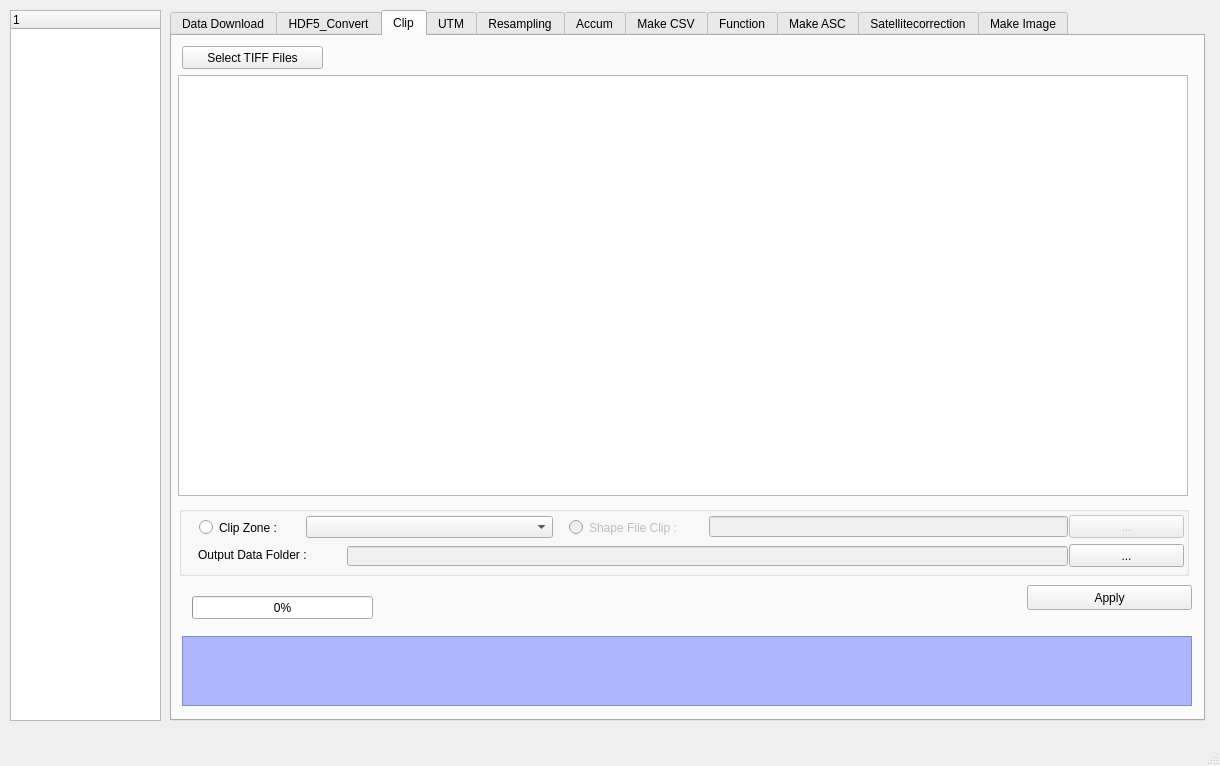
Old version of the form GPM_dialog_base.ui in the repository hermesys2017/GPM.
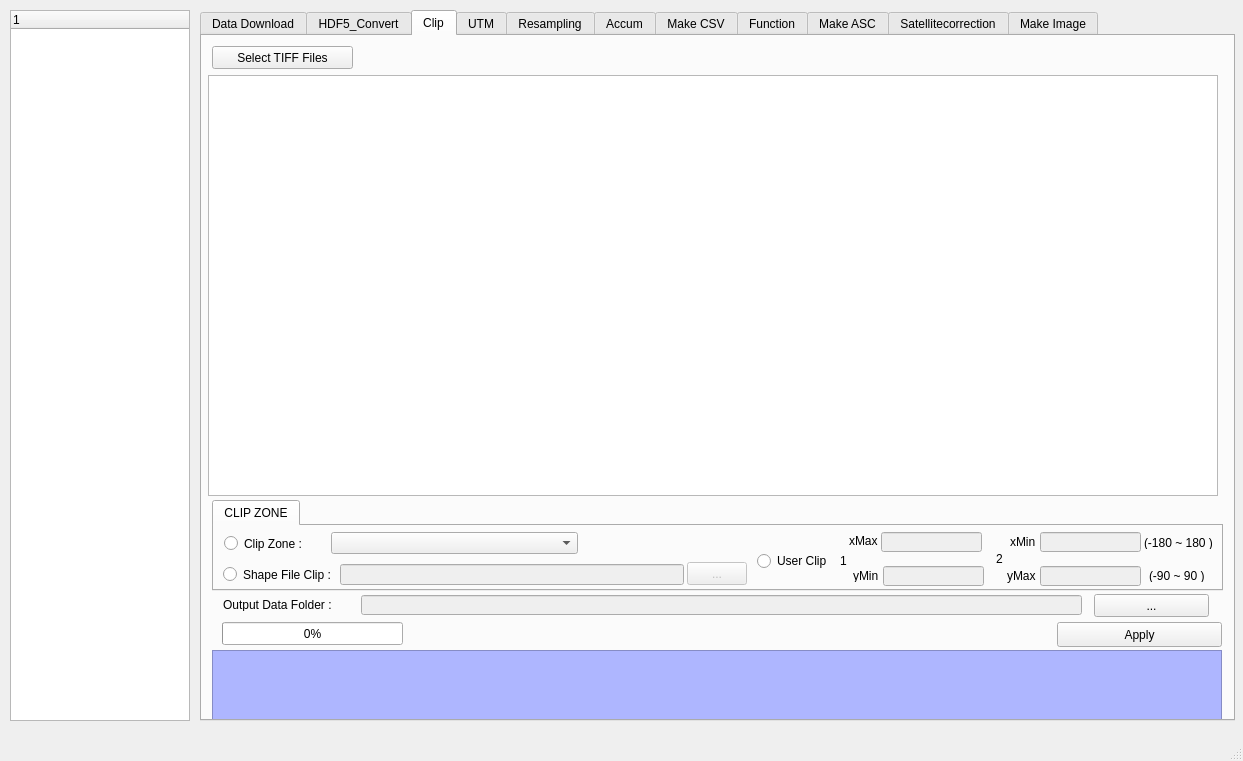
New version of the form. The open tabs and pages were chosen to show the change. Custom widgets are drawn as their Qt base class.

Commit message: 20190102 배포용 GPM-v0.0.20, data download 경로 수정본

```diff
--- a/GPM_dialog_base.ui
+++ b/GPM_dialog_base.ui
@@ -6,8 +6,8 @@
    <rect>
     <x>0</x>
     <y>0</y>
-    <width>1220</width>
-    <height>766</height>
+    <width>1243</width>
+    <height>761</height>
    </rect>
   </property>
   <property name="sizePolicy">
@@ -16,28 +16,28 @@
     <verstretch>0</verstretch>
    </sizepolicy>
   </property>
-  <property name="minimumSize">
-   <size>
-    <width>0</width>
-    <height>0</height>
-   </size>
-  </property>
-  <property name="baseSize">
-   <size>
-    <width>0</width>
-    <height>-1</height>
-   </size>
+  <property name="mouseTracking">
+   <bool>false</bool>
   </property>
   <property name="windowTitle">
    <string>KICT GPM</string>
   </property>
+  <property name="autoFillBackground">
+   <bool>true</bool>
+  </property>
+  <property name="toolButtonStyle">
+   <enum>Qt::ToolButtonIconOnly</enum>
+  </property>
+  <property name="tabShape">
+   <enum>QTabWidget::Rounded</enum>
+  </property>
   <widget class="QWidget" name="centralwidget">
    <widget class="QTreeWidget" name="treeWidget">
     <property name="geometry">
      <rect>
       <x>10</x>
       <y>10</y>
-      <width>151</width>
+      <width>180</width>
       <height>711</height>
      </rect>
     </property>
@@ -50,7 +50,7 @@
    <widget class="QTabWidget" name="tabWidget">
     <property name="geometry">
      <rect>
-      <x>170</x>
+      <x>200</x>
       <y>10</y>
       <width>1035</width>
       <height>711</height>
@@ -402,148 +402,11 @@
      <attribute name="title">
       <string>Clip</string>
      </attribute>
-     <widget class="QGroupBox" name="groupBox">
-      <property name="geometry">
-       <rect>
-        <x>7</x>
-        <y>470</y>
-        <width>1010</width>
-        <height>70</height>
-       </rect>
-      </property>
-      <property name="title">
-       <string/>
-      </property>
-      <widget class="QPushButton" name="btn_Output_Folder">
-       <property name="geometry">
-        <rect>
-         <x>890</x>
-         <y>38</y>
-         <width>115</width>
-         <height>23</height>
-        </rect>
-       </property>
-       <property name="text">
-        <string>...</string>
-       </property>
-      </widget>
-      <widget class="QComboBox" name="cmb_clip_zone">
-       <property name="geometry">
-        <rect>
-         <x>127</x>
-         <y>10</y>
-         <width>247</width>
-         <height>22</height>
-        </rect>
-       </property>
-      </widget>
-      <widget class="QRadioButton" name="rdo_Combo_Clip">
-       <property name="geometry">
-        <rect>
-         <x>20</x>
-         <y>13</y>
-         <width>101</width>
-         <height>17</height>
-        </rect>
-       </property>
-       <property name="text">
-        <string>Clip Zone :</string>
-       </property>
-      </widget>
-      <widget class="QLabel" name="label_9">
-       <property name="geometry">
-        <rect>
-         <x>19</x>
-         <y>43</y>
-         <width>137</width>
-         <height>12</height>
-        </rect>
-       </property>
-       <property name="text">
-        <string>Output Data Folder : </string>
-       </property>
-      </widget>
-      <widget class="QRadioButton" name="rdo_Shape_Clip">
-       <property name="enabled">
-        <bool>false</bool>
-       </property>
-       <property name="geometry">
-        <rect>
-         <x>390</x>
-         <y>13</y>
-         <width>130</width>
-         <height>17</height>
-        </rect>
-       </property>
-       <property name="text">
-        <string>Shape File Clip : </string>
-       </property>
-       <property name="checkable">
-        <bool>true</bool>
-       </property>
-       <property name="checked">
-        <bool>false</bool>
-       </property>
-       <property name="autoExclusive">
-        <bool>true</bool>
-       </property>
-      </widget>
-      <widget class="QPushButton" name="btn_shape_dialog">
-       <property name="enabled">
-        <bool>false</bool>
-       </property>
-       <property name="geometry">
-        <rect>
-         <x>890</x>
-         <y>9</y>
-         <width>115</width>
-         <height>23</height>
-        </rect>
-       </property>
-       <property name="text">
-        <string>...</string>
-       </property>
-      </widget>
-      <widget class="QLineEdit" name="txt_Shape_path">
-       <property name="enabled">
-        <bool>false</bool>
-       </property>
-       <property name="geometry">
-        <rect>
-         <x>530</x>
-         <y>10</y>
-         <width>359</width>
-         <height>21</height>
-        </rect>
-       </property>
-      </widget>
-      <widget class="QLineEdit" name="txt_output_clip">
-       <property name="enabled">
-        <bool>false</bool>
-       </property>
-       <property name="geometry">
-        <rect>
-         <x>168</x>
-         <y>40</y>
-         <width>721</width>
-         <height>20</height>
-        </rect>
-       </property>
-      </widget>
-      <zorder>rdo_Shape_Clip</zorder>
-      <zorder>btn_Output_Folder</zorder>
-      <zorder>cmb_clip_zone</zorder>
-      <zorder>rdo_Combo_Clip</zorder>
-      <zorder>label_9</zorder>
-      <zorder>btn_shape_dialog</zorder>
-      <zorder>txt_Shape_path</zorder>
-      <zorder>txt_output_clip</zorder>
-     </widget>
      <widget class="QPushButton" name="btn_apply_clip">
       <property name="geometry">
        <rect>
         <x>855</x>
-        <y>549</y>
+        <y>586</y>
         <width>165</width>
         <height>25</height>
        </rect>
@@ -575,7 +438,7 @@
       <property name="geometry">
        <rect>
         <x>10</x>
-        <y>600</y>
+        <y>614</y>
         <width>1010</width>
         <height>70</height>
        </rect>
@@ -589,7 +452,7 @@
       <property name="geometry">
        <rect>
         <x>20</x>
-        <y>560</y>
+        <y>586</y>
         <width>181</width>
         <height>23</height>
        </rect>
@@ -611,6 +474,312 @@
        <string>Select TIFF Files</string>
       </property>
      </widget>
+     <widget class="QTabWidget" name="tabWidget_2">
+      <property name="geometry">
+       <rect>
+        <x>10</x>
+        <y>464</y>
+        <width>1011</width>
+        <height>91</height>
+       </rect>
+      </property>
+      <property name="currentIndex">
+       <number>0</number>
+      </property>
+      <widget class="QWidget" name="tab_11">
+       <attribute name="title">
+        <string>CLIP ZONE</string>
+       </attribute>
+       <widget class="QLineEdit" name="txt_Shape_path">
+        <property name="enabled">
+         <bool>false</bool>
+        </property>
+        <property name="geometry">
+         <rect>
+          <x>126</x>
+          <y>38</y>
+          <width>344</width>
+          <height>21</height>
+         </rect>
+        </property>
+       </widget>
+       <widget class="QRadioButton" name="rdo_Shape_Clip">
+        <property name="enabled">
+         <bool>true</bool>
+        </property>
+        <property name="geometry">
+         <rect>
+          <x>9</x>
+          <y>40</y>
+          <width>115</width>
+          <height>17</height>
+         </rect>
+        </property>
+        <property name="text">
+         <string>Shape File Clip : </string>
+        </property>
+        <property name="checkable">
+         <bool>true</bool>
+        </property>
+        <property name="checked">
+         <bool>false</bool>
+        </property>
+        <property name="autoExclusive">
+         <bool>true</bool>
+        </property>
+       </widget>
+       <widget class="QComboBox" name="cmb_clip_zone">
+        <property name="geometry">
+         <rect>
+          <x>117</x>
+          <y>6</y>
+          <width>247</width>
+          <height>22</height>
+         </rect>
+        </property>
+       </widget>
+       <widget class="QPushButton" name="btn_shape_dialog">
+        <property name="enabled">
+         <bool>false</bool>
+        </property>
+        <property name="geometry">
+         <rect>
+          <x>473</x>
+          <y>36</y>
+          <width>60</width>
+          <height>23</height>
+         </rect>
+        </property>
+        <property name="text">
+         <string>...</string>
+        </property>
+       </widget>
+       <widget class="QRadioButton" name="rdo_Combo_Clip">
+        <property name="geometry">
+         <rect>
+          <x>10</x>
+          <y>9</y>
+          <width>101</width>
+          <height>17</height>
+         </rect>
+        </property>
+        <property name="text">
+         <string>Clip Zone :</string>
+        </property>
+       </widget>
+       <widget class="QRadioButton" name="rdo_user_clip">
+        <property name="geometry">
+         <rect>
+          <x>543</x>
+          <y>27</y>
+          <width>80</width>
+          <height>16</height>
+         </rect>
+        </property>
+        <property name="text">
+         <string>User Clip</string>
+        </property>
+        <property name="checkable">
+         <bool>true</bool>
+        </property>
+       </widget>
+       <widget class="QLabel" name="label_34">
+        <property name="geometry">
+         <rect>
+          <x>626</x>
+          <y>27</y>
+          <width>16</width>
+          <height>16</height>
+         </rect>
+        </property>
+        <property name="text">
+         <string>1</string>
+        </property>
+       </widget>
+       <widget class="QLabel" name="label_37">
+        <property name="geometry">
+         <rect>
+          <x>639</x>
+          <y>44</y>
+          <width>30</width>
+          <height>12</height>
+         </rect>
+        </property>
+        <property name="text">
+         <string>yMin</string>
+        </property>
+       </widget>
+       <widget class="QLabel" name="label_36">
+        <property name="geometry">
+         <rect>
+          <x>782</x>
+          <y>23</y>
+          <width>16</width>
+          <height>20</height>
+         </rect>
+        </property>
+        <property name="text">
+         <string>2</string>
+        </property>
+       </widget>
+       <widget class="QLabel" name="label_33">
+        <property name="geometry">
+         <rect>
+          <x>635</x>
+          <y>9</y>
+          <width>40</width>
+          <height>12</height>
+         </rect>
+        </property>
+        <property name="text">
+         <string>xMax</string>
+        </property>
+       </widget>
+       <widget class="QLabel" name="label_35">
+        <property name="geometry">
+         <rect>
+          <x>796</x>
+          <y>6</y>
+          <width>30</width>
+          <height>20</height>
+         </rect>
+        </property>
+        <property name="text">
+         <string>xMin</string>
+        </property>
+       </widget>
+       <widget class="QLabel" name="label_32">
+        <property name="geometry">
+         <rect>
+          <x>793</x>
+          <y>40</y>
+          <width>40</width>
+          <height>20</height>
+         </rect>
+        </property>
+        <property name="text">
+         <string>yMax</string>
+        </property>
+       </widget>
+       <widget class="QLineEdit" name="clip_1_x">
+        <property name="enabled">
+         <bool>false</bool>
+        </property>
+        <property name="geometry">
+         <rect>
+          <x>667</x>
+          <y>6</y>
+          <width>101</width>
+          <height>20</height>
+         </rect>
+        </property>
+       </widget>
+       <widget class="QLineEdit" name="clip_2_x">
+        <property name="enabled">
+         <bool>false</bool>
+        </property>
+        <property name="geometry">
+         <rect>
+          <x>826</x>
+          <y>6</y>
+          <width>101</width>
+          <height>20</height>
+         </rect>
+        </property>
+       </widget>
+       <widget class="QLineEdit" name="clip_2_y">
+        <property name="enabled">
+         <bool>false</bool>
+        </property>
+        <property name="geometry">
+         <rect>
+          <x>826</x>
+          <y>40</y>
+          <width>101</width>
+          <height>20</height>
+         </rect>
+        </property>
+       </widget>
+       <widget class="QLineEdit" name="clip_1_y">
+        <property name="enabled">
+         <bool>false</bool>
+        </property>
+        <property name="geometry">
+         <rect>
+          <x>669</x>
+          <y>40</y>
+          <width>101</width>
+          <height>20</height>
+         </rect>
+        </property>
+       </widget>
+       <widget class="QLabel" name="label_38">
+        <property name="geometry">
+         <rect>
+          <x>930</x>
+          <y>11</y>
+          <width>80</width>
+          <height>12</height>
+         </rect>
+        </property>
+        <property name="text">
+         <string>(-180 ~ 180 )</string>
+        </property>
+       </widget>
+       <widget class="QLabel" name="label_39">
+        <property name="geometry">
+         <rect>
+          <x>935</x>
+          <y>44</y>
+          <width>70</width>
+          <height>12</height>
+         </rect>
+        </property>
+        <property name="text">
+         <string>(-90 ~ 90 )</string>
+        </property>
+       </widget>
+      </widget>
+     </widget>
+     <widget class="QPushButton" name="btn_Output_Folder">
+      <property name="geometry">
+       <rect>
+        <x>892</x>
+        <y>558</y>
+        <width>115</width>
+        <height>23</height>
+       </rect>
+      </property>
+      <property name="text">
+       <string>...</string>
+      </property>
+     </widget>
+     <widget class="QLabel" name="label_9">
+      <property name="geometry">
+       <rect>
+        <x>21</x>
+        <y>563</y>
+        <width>137</width>
+        <height>12</height>
+       </rect>
+      </property>
+      <property name="text">
+       <string>Output Data Folder : </string>
+      </property>
+     </widget>
+     <widget class="QLineEdit" name="txt_output_clip">
+      <property name="enabled">
+       <bool>false</bool>
+      </property>
+      <property name="geometry">
+       <rect>
+        <x>159</x>
+        <y>559</y>
+        <width>721</width>
+        <height>20</height>
+       </rect>
+      </property>
+     </widget>
     </widget>
     <widget class="QWidget" name="tab_2">
      <attribute name="title">
@@ -2375,6 +2544,14 @@
   </widget>
   <widget class="QStatusBar" name="statusbar"/>
  </widget>
+ <customwidgets>
+  <customwidget>
+   <class>QgsMapCanvas</class>
+   <extends>QWidget</extends>
+   <header>qgis.gui</header>
+   <container>1</container>
+  </customwidget>
+ </customwidgets>
  <resources/>
  <connections/>
 </ui>
```
Left out of the diff: 102 changed lines with no effect on the pictures. The commit also changes 37 other files.
